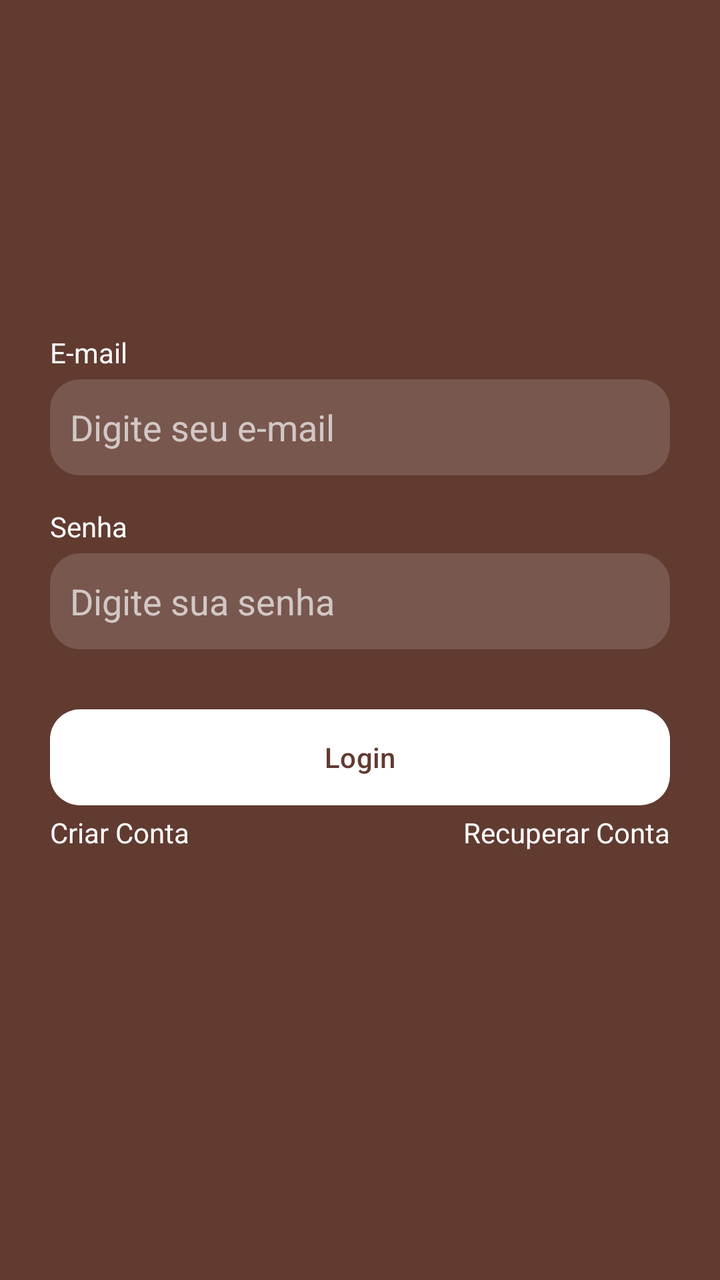
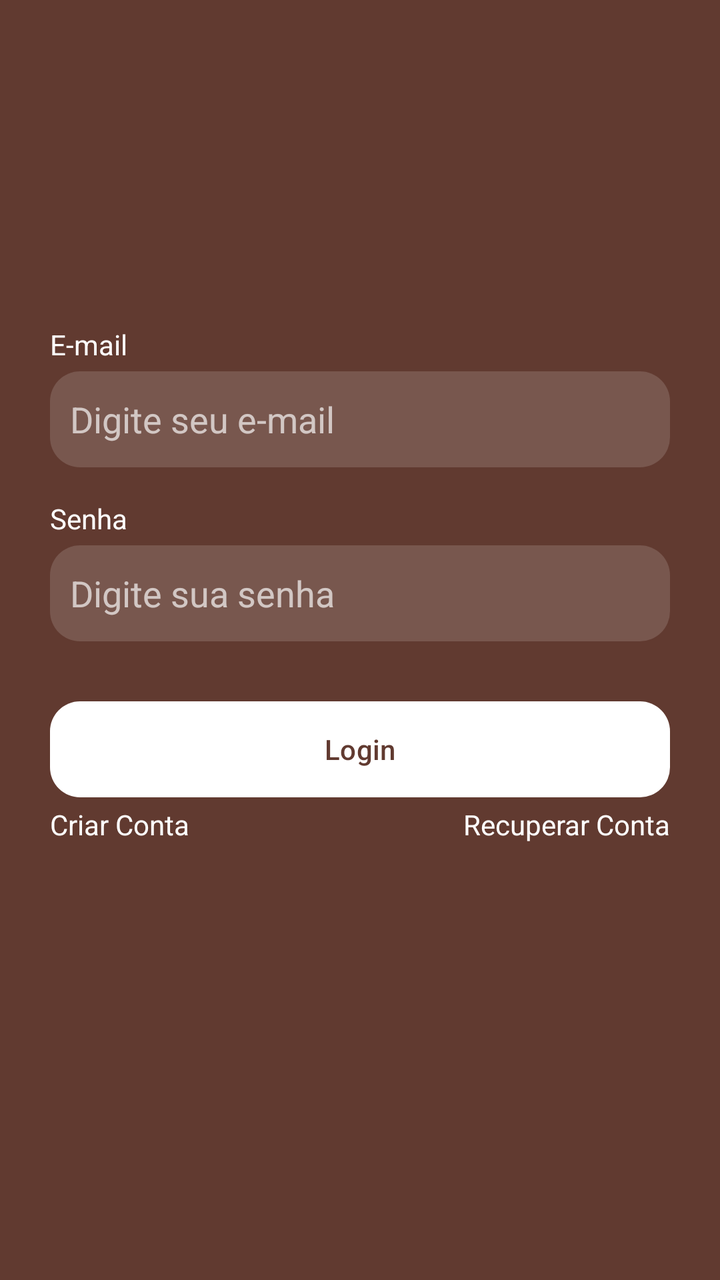

Before-and-after screenshots of an Android layout around one commit, followed by the original layout XML and the change that was made.
<!-- AndroidManifest.xml: application theme Theme.Task -->
<!-- res/layout/fragment_login.xml -->
<?xml version="1.0" encoding="utf-8"?>
<androidx.constraintlayout.widget.ConstraintLayout xmlns:android="http://schemas.android.com/apk/res/android"
    xmlns:tools="http://schemas.android.com/tools"
    android:layout_width="match_parent"
    android:layout_height="match_parent"
    xmlns:app="http://schemas.android.com/apk/res-auto"
    tools:context=".ui.auth.LoginFragment">

    <LinearLayout
        android:id="@+id/linearLayout"
        android:layout_width="0dp"
        android:layout_height="wrap_content"
        app:layout_constraintBottom_toBottomOf="parent"
        app:layout_constraintEnd_toEndOf="parent"
        app:layout_constraintStart_toStartOf="parent"
        app:layout_constraintTop_toTopOf="parent"
        android:orientation="vertical"
        android:layout_marginHorizontal="25dp">
        <TextView
            android:layout_width="wrap_content"
            android:layout_height="wrap_content"
            android:text="E-mail"
            android:textColor="@color/white"/>

        <EditText
            android:layout_width="match_parent"
            android:layout_height="48dp"
            android:hint="Digite seu e-mail"
            android:textColorHint="@color/grey2"
            android:inputType="textEmailAddress"
            android:padding="10dp"
            android:layout_marginTop="4dp"
            android:background="@drawable/bg_edit_text"/>
        <TextView
            android:layout_width="wrap_content"
            android:layout_height="wrap_content"
            android:text="Senha"
            android:textColor="@color/white"
            android:layout_marginTop="16dp"/>

        <EditText
            android:layout_width="match_parent"
            android:layout_height="48dp"
            android:inputType="textPassword"
            android:hint="Digite sua senha"
            android:textColorHint="@color/grey2"
            android:padding="10dp"
            android:layout_marginTop="4dp"
            android:background="@drawable/bg_edit_text"/>

        <com.google.android.material.button.MaterialButton
            android:layout_width="match_parent"
            android:layout_height="wrap_content"
            android:text="Login"
            android:textColor="@color/color_default"

            app:backgroundTint="@null"
            android:background="@drawable/bg_btn"
            android:layout_marginTop="30dp"/>
        <LinearLayout
            android:layout_width="match_parent"
            android:layout_height="wrap_content"
            android:orientation="horizontal"
            android:layout_marginTop="4dp">

            <TextView
                android:layout_width="wrap_content"
                android:layout_height="wrap_content"
                android:text="Criar Conta"
                android:layout_weight="1"
                android:textAlignment="textStart"
                android:textColor="@color/white"/>

            <TextView
                android:layout_width="wrap_content"
                android:layout_height="wrap_content"
                android:text="Recuperar Conta"
                android:layout_weight="1"
                android:textAlignment="textEnd"
                android:textColor="@color/white"/>
        </LinearLayout>
        <ProgressBar
            android:layout_width="wrap_content"
            android:layout_height="wrap_content"
            android:indeterminateTint="@color/white"
            android:layout_gravity="center"/>
    </LinearLayout>

</androidx.constraintlayout.widget.ConstraintLayout>
<!-- resources referenced by this layout -->
<resources>
  <color name="color_default">#613a30</color>
  <color name="grey2">#ABFFFFFF</color>
  <color name="white">#FFFFFFFF</color>
  <!-- drawable bg_btn (drawable) -->
  <?xml version="1.0" encoding="utf-8"?>
  <shape xmlns:android="http://schemas.android.com/apk/res/android"
      android:shape="rectangle">
  
      <solid android:color="@color/white"/>
      <corners android:radius="15dp"/>
  
  </shape>
  <!-- drawable bg_edit_text (drawable) -->
  <?xml version="1.0" encoding="utf-8"?>
  <shape xmlns:android="http://schemas.android.com/apk/res/android"
      android:shape="rectangle">
  
      <solid android:color="@color/grey"/>
      <corners android:radius="15dp"/>
  
  </shape>
  <style name="Theme.Task" parent="Base.Theme.Task" />
  <color name="grey">#25FFFFFF</color>
  <style name="Base.Theme.Task" parent="Theme.Material3.DayNight.NoActionBar">
          <item name="android:windowBackground">@color/color_default</item>
      </style>
</resources>

<!-- the commit's change to res/layout/fragment_login.xml (unified diff, before → after) -->
@@ -82,8 +82,13 @@
         <ProgressBar
             android:layout_width="wrap_content"
             android:layout_height="wrap_content"
+            android:id="@+id/progressBar"
+            android:layout_marginTop="8dp"
+            android:layout_gravity="center"
             android:indeterminateTint="@color/white"
-            android:layout_gravity="center"/>
+            android:visibility="invisible"
+            tools:visibility="visible"
+            />
     </LinearLayout>
 
 </androidx.constraintlayout.widget.ConstraintLayout>
<!-- resource entries referenced after the edit -->
@@ -24,6 +24,8 @@
   <style name="Theme.Task" parent="Base.Theme.Task" />
   <color name="grey">#25FFFFFF</color>
   <style name="Base.Theme.Task" parent="Theme.Material3.DayNight.NoActionBar">
+          <item name="colorPrimary">@color/color_default</item>
+          <item name="colorPrimaryVariant">@color/color_default</item>
           <item name="android:windowBackground">@color/color_default</item>
       </style>
 </resources>
